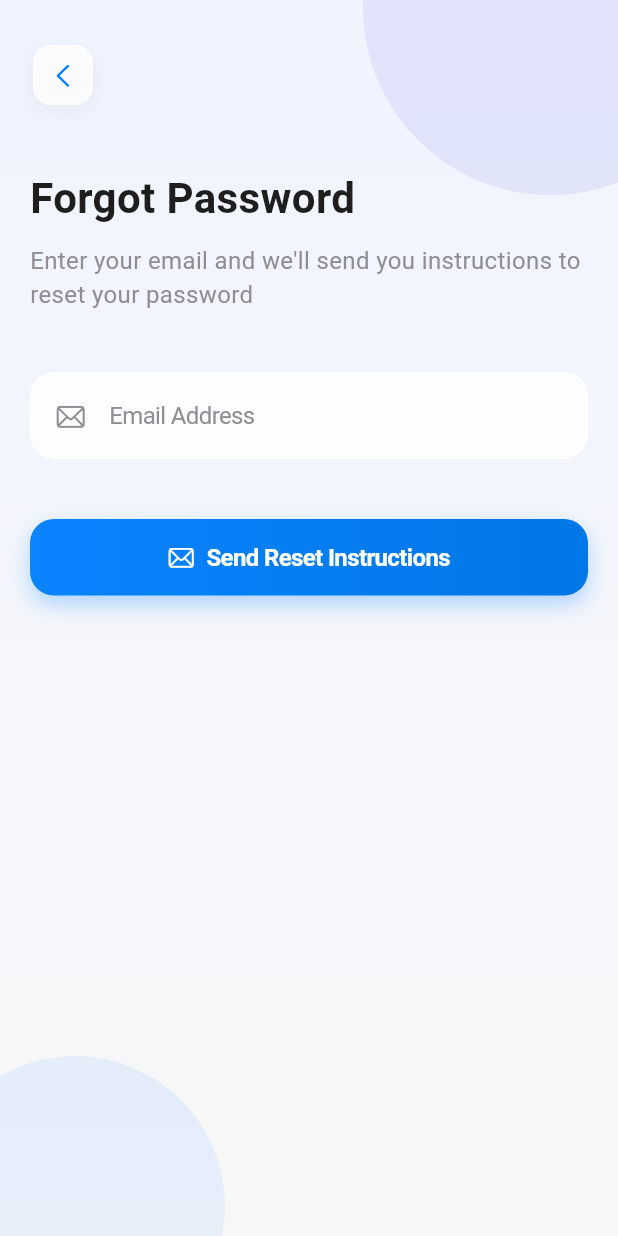
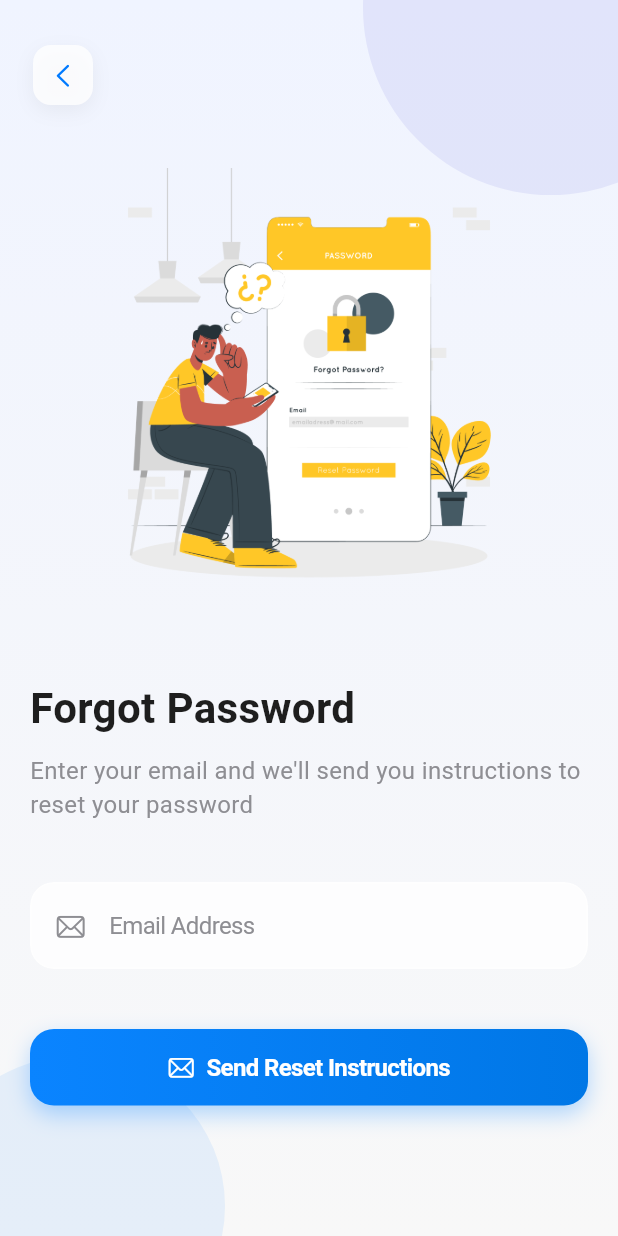
Before and after one commit to DhanushP0/student-management-app, a Flutter app: the ForgotPasswordView screen opened by its route, on a phone screen of 412 x 824 dp. Run offline on Flutter 3.47's test engine with Material 3 defaults, Android fonts, the phone set to English and light mode, and no system bars; our stand-ins replace flutter_riverpod, go_router, supabase_flutter, uni_links; accounts and stored records are empty.

Commit message:
image_insertion
add a image into my forget_password page

```diff
--- a/lib/features/auth/login/forgot_password_view.dart
+++ b/lib/features/auth/login/forgot_password_view.dart
@@ -95,7 +95,7 @@ class _ForgotPasswordViewState extends State<ForgotPasswordView> {
  child: Column(
   crossAxisAlignment: CrossAxisAlignment.start,
   children: [
-              // Back button
+    // 🔙 Back button stays at the top
     Padding(
       padding: const EdgeInsets.only(top: 8.0),
       child: CupertinoButton(
@@ -120,6 +120,16 @@ class _ForgotPasswordViewState extends State<ForgotPasswordView> {
             size: 20,
           ),
         ),
+      ),
+    ),
+        const SizedBox(height: 40),
+
+    // 🖼️ Image at the bottom
+    Center(
+      child: Image.asset(
+        'assets/images/image2.png',
+        height: 300,
+        fit: BoxFit.contain,
       ),
     ),
 
--- a/pubspec.yaml
+++ b/pubspec.yaml
@@ -59,7 +59,7 @@ dev_dependencies:
 flutter:
   assets:
     - assets/images/image1.png
-
+    - assets/images/image2.png
   # The following line ensures that the Material Icons font is
   # included with your application, so that you can use the icons in
   # the material Icons class.
```
Also changed, not shown: assets/images/image2.png (added). Lines whose indentation alone changed are shown as unchanged.
